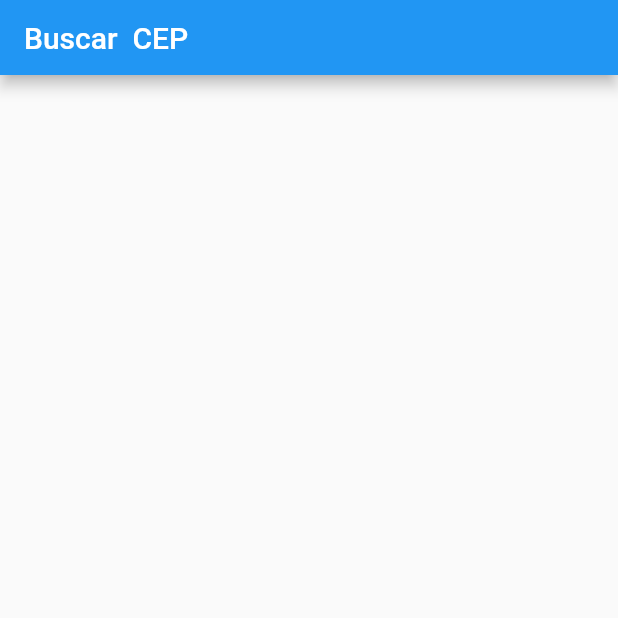
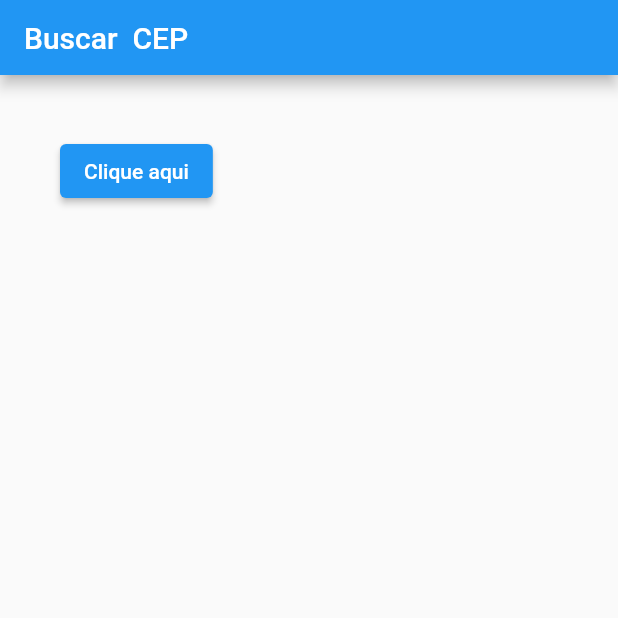
Before and after one commit to petersongit/consumo-servico, a Flutter app: the screen it shows after launch, on a phone screen of 412 x 824 dp, the top half of it. Run offline on Flutter 3.47's test engine with Material 2 defaults, Android fonts, the phone set to English and light mode, and no system bars.

Commit message:
Criado a funcao para buscao o cep

```diff
--- a/lib/Home.dart
+++ b/lib/Home.dart
@@ -1,6 +1,7 @@
 import 'package:flutter/material.dart';
 
 import 'AppBarCEP.dart';
+import 'BodyBuscarCEP.dart';
 
 class Home extends StatelessWidget {
   const Home({Key key}) : super(key: key);
@@ -9,7 +10,7 @@ class Home extends StatelessWidget {
   Widget build(BuildContext context) {
     return Scaffold(
       appBar: AppBarCEP(),
-      body: BottomAppBar(),
+      body: BodyBuscarCEP(),
     );
   }
 }
--- a/pubspec.yaml
+++ b/pubspec.yaml
@@ -28,6 +28,7 @@ dependencies:
   # The following adds the Cupertino Icons font to your application.
   # Use with the CupertinoIcons class for iOS style icons.
   cupertino_icons: ^1.0.2
+  http: ^0.13.3
 
 dev_dependencies:
   flutter_test:
```
Also changed, not shown: lib/BodyBuscarCEP.dart (+19 -4 lines), pubspec.lock.
